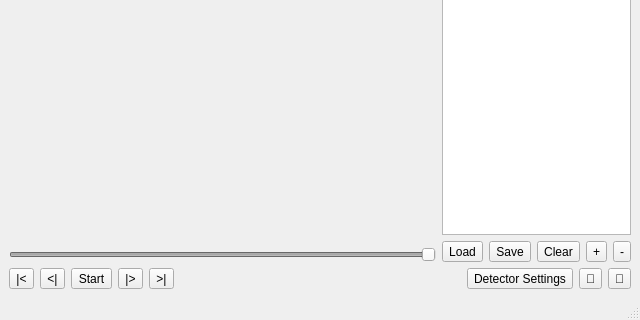
The window that gui/main_window.ui (beamerkun/cutDetector) describes before a commit, drawn with Qt 5; both pictures show x 0 to 640 and y 160 to 480 of the 640 by 480 pixel window.
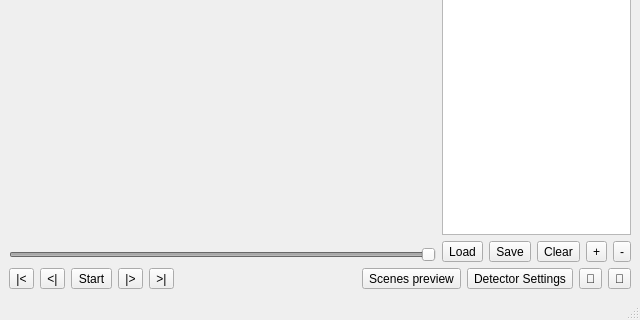
The same window after the commit. Custom widgets are drawn as their Qt base class.

Commit message: Add scene preview dialog (still WIP)

```diff
--- a/gui/main_window.ui
+++ b/gui/main_window.ui
@@ -158,7 +158,7 @@
      </layout>
     </item>
     <item>
-     <layout class="QHBoxLayout" name="playbackControls" stretch="0,0,0,0,0,0,0,0,0">
+     <layout class="QHBoxLayout" name="playbackControls" stretch="0,0,0,0,0,0,0,0,0,0">
       <property name="sizeConstraint">
        <enum>QLayout::SetDefaultConstraint</enum>
       </property>
@@ -210,6 +210,13 @@
         </property>
        </spacer>
       </item>
+      <item>
+       <widget class="QToolButton" name="openSceneListPreviewButton">
+        <property name="text">
+         <string>Scenes preview</string>
+        </property>
+       </widget>
+      </item>
       <item>
        <widget class="QToolButton" name="detectorSettingsButton">
         <property name="text">
```
The commit also changes 6 other files.
